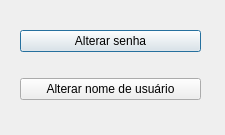
Old version of the form TrabalhoFinalQT/configwindow.ui in the repository arianeam/prog.OOC-.
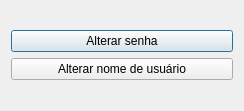
New version of the form.

```diff
--- a/TrabalhoFinalQT/configwindow.ui
+++ b/TrabalhoFinalQT/configwindow.ui
@@ -6,22 +6,27 @@
    <rect>
     <x>0</x>
     <y>0</y>
-    <width>225</width>
-    <height>135</height>
+    <width>244</width>
+    <height>111</height>
    </rect>
   </property>
+  <property name="minimumSize">
+   <size>
+    <width>244</width>
+    <height>111</height>
+   </size>
+  </property>
+  <property name="maximumSize">
+   <size>
+    <width>244</width>
+    <height>111</height>
+   </size>
+  </property>
   <property name="windowTitle">
    <string>Dialog</string>
   </property>
-  <widget class="QWidget" name="layoutWidget">
-   <property name="geometry">
-    <rect>
-     <x>20</x>
-     <y>10</y>
-     <width>181</width>
-     <height>111</height>
-    </rect>
-   </property>
+  <layout class="QVBoxLayout" name="verticalLayout">
+   <item>
    <layout class="QVBoxLayout" name="configverticalLayout">
     <item>
      <widget class="QPushButton" name="alterarSenhaBtn">
@@ -38,7 +43,8 @@
      </widget>
     </item>
    </layout>
-  </widget>
+   </item>
+  </layout>
  </widget>
  <resources/>
  <connections/>
```
Left out of the diff: 2 changed lines with no effect on the pictures. Lines whose indentation alone changed are shown as unchanged.
